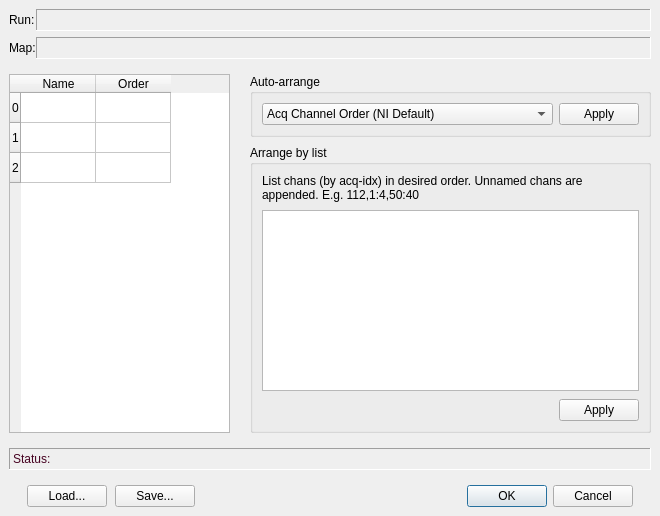
Before: the Qt Designer form Forms/ChanMapping.ui in billkarsh/SpikeGLX, drawn with Qt 5.
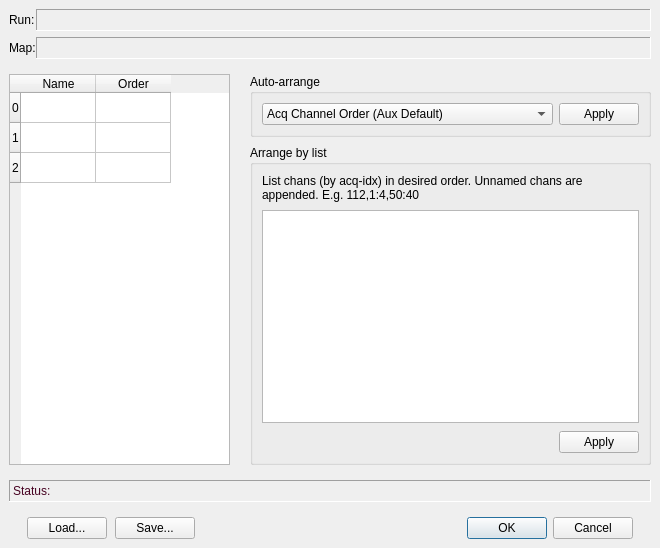
After: the same form once the commit is applied.

The edit to the form file:
```diff
--- a/Forms/ChanMapping.ui
+++ b/Forms/ChanMapping.ui
@@ -10,13 +10,19 @@
     <x>0</x>
     <y>0</y>
     <width>660</width>
-    <height>516</height>
+    <height>548</height>
    </rect>
   </property>
+  <property name="sizePolicy">
+   <sizepolicy hsizetype="Preferred" vsizetype="MinimumExpanding">
+    <horstretch>0</horstretch>
+    <verstretch>0</verstretch>
+   </sizepolicy>
+  </property>
   <property name="minimumSize">
    <size>
     <width>660</width>
-    <height>490</height>
+    <height>548</height>
    </size>
   </property>
   <property name="windowTitle">
@@ -140,7 +146,7 @@
           </property>
           <item>
            <property name="text">
-            <string>Acq Channel Order (NI Default)</string>
+            <string>Acq Channel Order (Aux Default)</string>
            </property>
           </item>
           <item>
```
